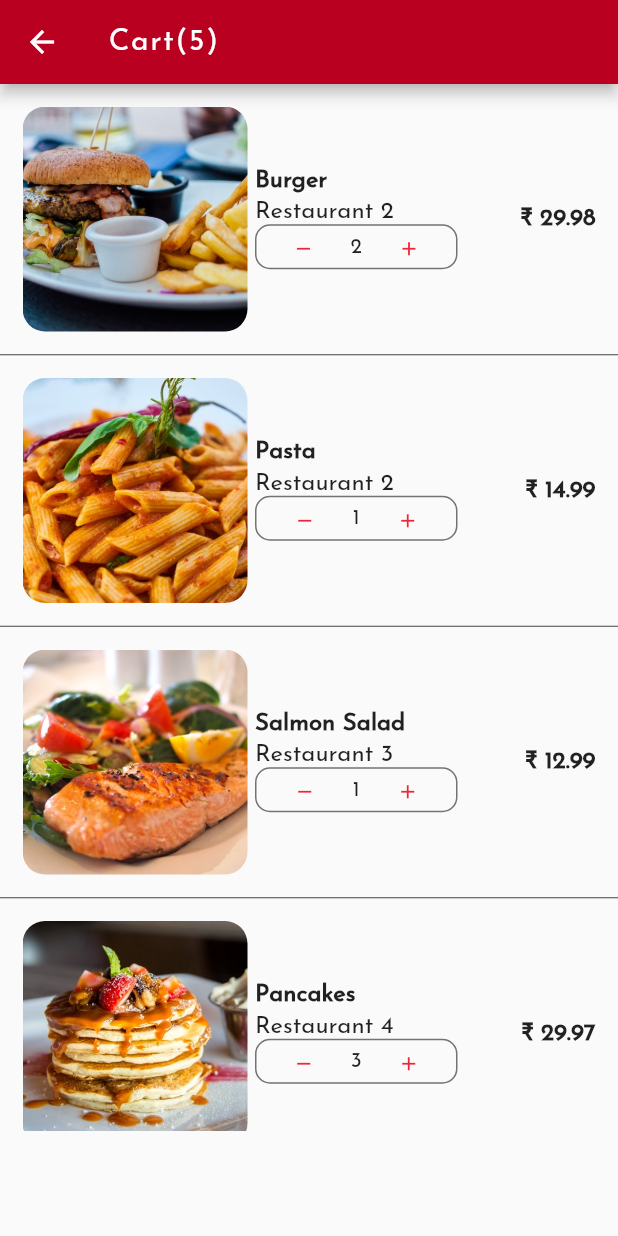
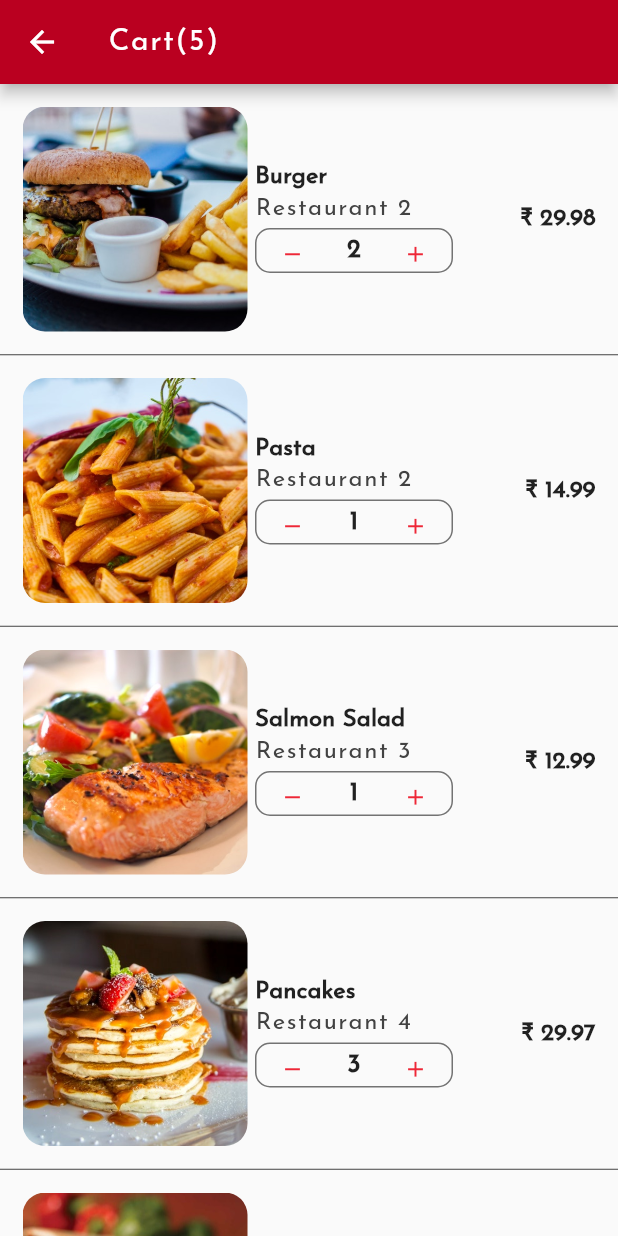
Before and after one commit to 07Abhi/foodAppUi, a Flutter app: the CartScreen screen opened directly, on a phone screen of 412 x 824 dp. Run offline on Flutter 3.47's test engine with Material 2 defaults, Android fonts, the phone set to English and light mode, and no system bars; our stand-ins replace toast; missing offline and left inert: autocomplete_textfield; statements that could not run were skipped.

```diff
--- a/lib/screens/cartscreen.dart
+++ b/lib/screens/cartscreen.dart
@@ -11,8 +11,33 @@ class CartScreen extends StatefulWidget {
 }
 
 class _CartScreenState extends State<CartScreen> {
+  final _scrollController = ScrollController();
+  bool _showBottomsheet = false;
+  @override
+  void initState() {
+    _scrollController.addListener(() {
+      if (_scrollController.position.pixels ==
+          _scrollController.position.maxScrollExtent) {
+        setState(() {
+          _showBottomsheet = true;
+        });
+      } else {
+        setState(() {
+          _showBottomsheet = false;
+        });
+      }
+    });
+    super.initState();
+  }
+
   @override
   Widget build(BuildContext context) {
+    double totalBill = 0;
+    currentUser.cart.forEach(
+      (element) {
+        totalBill += element.food.price * element.quantity;
+      },
+    );
     return Scaffold(
       appBar: AppBar(
         title: Text(
@@ -25,6 +50,8 @@ class _CartScreenState extends State<CartScreen> {
         ),
       ),
       body: ListView.separated(
+        physics: BouncingScrollPhysics(),
+        controller: _scrollController,
         itemBuilder: (context, index) {
           if (index < currentUser.cart.length) {
             Order orders = currentUser.cart[index];
@@ -73,7 +100,7 @@ class _CartScreenState extends State<CartScreen> {
                           color: Colors.green),
                     ),
                     Text(
-                      '₹ X',
+                      '₹ ${totalBill.toStringAsFixed(2)}',
                       style: TextStyle(
                         fontSize: 20.0,
                         fontWeight: FontWeight.w500,
@@ -81,7 +108,10 @@ class _CartScreenState extends State<CartScreen> {
                     )
                   ],
                 ),
-              )
+              ),
+              SizedBox(
+                height: 80.0,
+              ),
             ],
           );
         },
@@ -93,9 +123,26 @@ class _CartScreenState extends State<CartScreen> {
         },
         itemCount: currentUser.cart.length + 1,
       ),
-      bottomSheet: Container(
-        height: 70,
-        width: MediaQuery.of(context).size.width,
+      bottomSheet: Visibility(
+        visible: _showBottomsheet,
+        child: Container(
+          height: 70.0,
+          width: MediaQuery.of(context).size.width,
+          decoration: BoxDecoration(boxShadow: [
+            BoxShadow(
+                color: Colors.black54, offset: Offset(0, -1), blurRadius: 6.0),
+          ], color: Theme.of(context).accentColor),
+          child: Center(
+            child: Text(
+              'PLACE ORDER',
+              style: TextStyle(
+                color: Colors.white,
+                fontSize: 18.0,
+                fontWeight: FontWeight.bold,
+              ),
+            ),
+          ),
+        ),
       ),
     );
   }
--- a/lib/widgets/cartstiles.dart
+++ b/lib/widgets/cartstiles.dart
@@ -54,48 +54,53 @@ class _CartTilesState extends State<CartTiles> {
                           widget.order.restaurant.name,
                           overflow: TextOverflow.ellipsis,
                           style: TextStyle(
+                            letterSpacing: 1.0,
                             fontSize: 16.0,
-                            color: Colors.black87,
+                            fontWeight: FontWeight.w500,
+                            color: Colors.grey.shade800,
                           ),
+                        ),
+                        SizedBox(
+                          height: 5.0,
                         ),
                         Container(
                           height: 30.0,
-                          width: 135.0,
+                          width: 132,
                           decoration: BoxDecoration(
+                            border:
+                                Border.all(width: 1.0, color: Colors.black54),
                             borderRadius: BorderRadius.circular(10.0),
-                            border: Border.all(
-                              width: 1.0,
-                              color: Colors.black54,
                           ),
-                          ),
-                          child: Expanded(
                           child: Row(
-                              mainAxisAlignment: MainAxisAlignment.spaceEvenly,
                             crossAxisAlignment: CrossAxisAlignment.center,
+                            mainAxisAlignment: MainAxisAlignment.spaceBetween,
+                            mainAxisSize: MainAxisSize.min,
                             children: [
                               IconButton(
                                 icon: Icon(
                                   Icons.remove,
-                                      size: 15.0,
+                                  size: 17.0,
                                   color: Theme.of(context).accentColor,
                                 ),
-                                    onPressed: () {}),
+                                onPressed: () {},
+                              ),
                               Text(
-                                  widget.order.quantity.toString(),
+                                '${widget.order.quantity}',
                                 style: TextStyle(
+                                  fontSize: 17.0,
+                                  fontWeight: FontWeight.bold,
                                   color: Colors.black87,
                                 ),
                               ),
                               IconButton(
                                 icon: Icon(
                                   Icons.add,
-                                    size: 15.0,
+                                  size: 17.0,
                                   color: Theme.of(context).accentColor,
                                 ),
                                 onPressed: () {},
                               ),
                             ],
-                            ),
                           ),
                         )
                       ],
@@ -118,4 +123,3 @@ class _CartTilesState extends State<CartTiles> {
     );
   }
 }
-//₹
--- a/lib/widgets/menustacks.dart
+++ b/lib/widgets/menustacks.dart
@@ -70,7 +70,7 @@ class _MenuStackTilesState extends State<MenuStackTiles> {
                   fontSize: 20.0,
                   color: Colors.white,
                 ),
-              )
+              ),
             ],
           ),
         ),
@@ -88,7 +88,7 @@ class _MenuStackTilesState extends State<MenuStackTiles> {
               ),
             ),
           ),
-        )
+        ),
       ],
     );
   }
```
Lines whose indentation alone changed are shown as unchanged.
